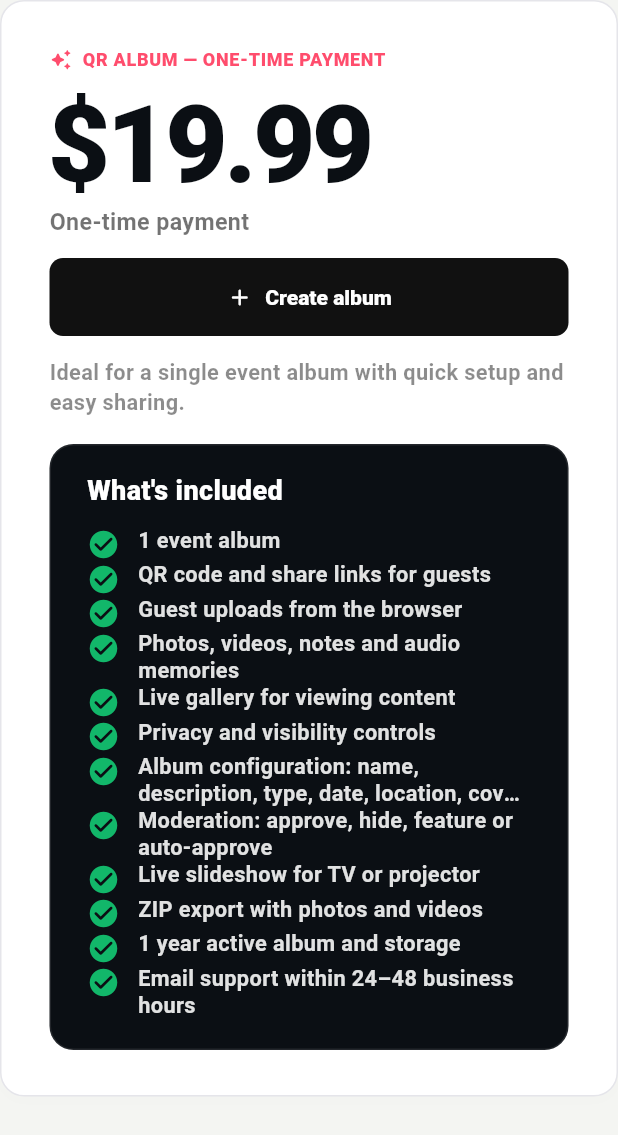
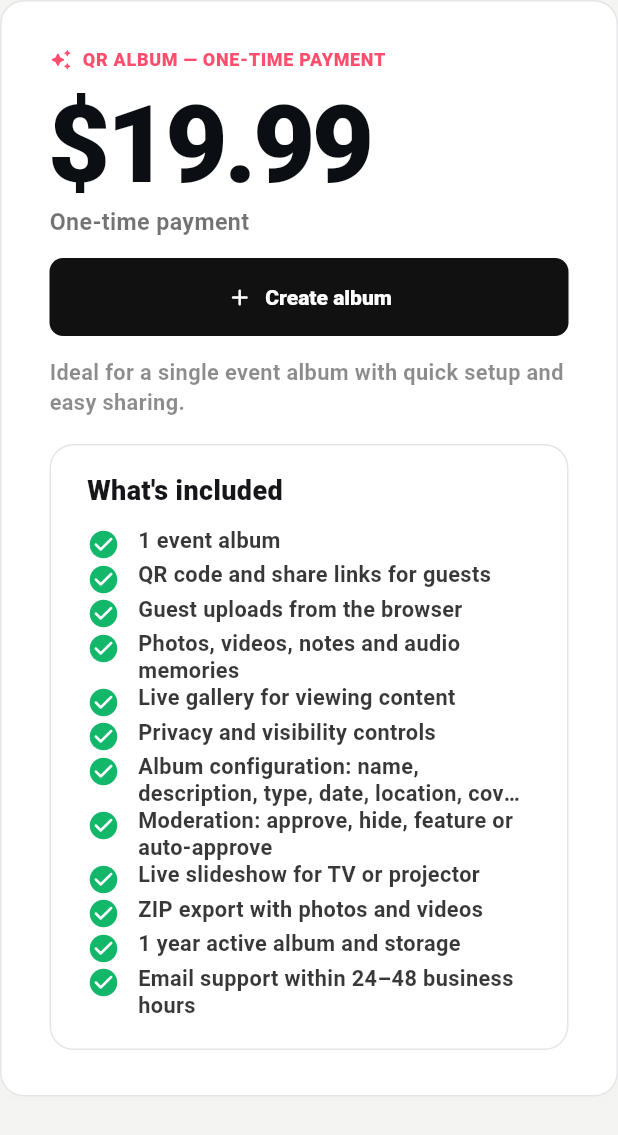
Before and after one commit to dnuno10/myphotoqr, a Flutter app: the _EmptyAlbumsCard widget shown alone on an empty page, opened directly, on a phone screen of 412 x 824 dp. Shown: the top 1135 px of the screen. Run offline on Flutter 3.47's test engine with Material 3 defaults, Android fonts, the phone set to English and light mode, and no system bars; our stand-ins replace cached_network_image, chewie, file_picker, go_router, pin_code_fields, qr_flutter and 4 more; missing offline and left inert: dart:html, dart:js_util; accounts and stored records are empty; Roboto replaces fonts that are missing (Arial).

Commit message:
update last changes

```diff
--- a/lib/features/albums/dashboard_page.dart
+++ b/lib/features/albums/dashboard_page.dart
@@ -693,9 +693,9 @@ class _EmptyAlbumsCard extends StatelessWidget {
             final included = Container(
               padding: const EdgeInsets.fromLTRB(24, 20, 24, 20),
               decoration: BoxDecoration(
-                color: const Color(0xFF0B0F14),
+                color: Colors.white,
                 borderRadius: BorderRadius.circular(16),
-                border: Border.all(color: Colors.white.withOpacity(0.10)),
+                border: Border.all(color: const Color(0xFFE5E5EA)),
               ),
               child: Column(
                 crossAxisAlignment: CrossAxisAlignment.start,
@@ -706,7 +706,7 @@ class _EmptyAlbumsCard extends StatelessWidget {
                       fontSize: 18,
                       height: 1.1,
                       fontWeight: FontWeight.w900,
-                      color: Colors.white,
+                      color: Color(0xFF15151A),
                     ),
                   ),
                   const SizedBox(height: 14),
@@ -716,7 +716,7 @@ class _EmptyAlbumsCard extends StatelessWidget {
                         for (final item in features)
                           _FeatureRow(
                             text: item,
-                            textColor: Colors.white.withOpacity(0.88),
+                            textColor: Colors.black.withOpacity(0.78),
                           ),
                       ],
                     )
@@ -730,7 +730,7 @@ class _EmptyAlbumsCard extends StatelessWidget {
                               for (final item in leftFeatures)
                                 _FeatureRow(
                                   text: item,
-                                  textColor: Colors.white.withOpacity(0.88),
+                                  textColor: Colors.black.withOpacity(0.78),
                                 ),
                             ],
                           ),
@@ -742,7 +742,7 @@ class _EmptyAlbumsCard extends StatelessWidget {
                               for (final item in rightFeatures)
                                 _FeatureRow(
                                   text: item,
-                                  textColor: Colors.white.withOpacity(0.88),
+                                  textColor: Colors.black.withOpacity(0.78),
                                 ),
                             ],
                           ),
```
